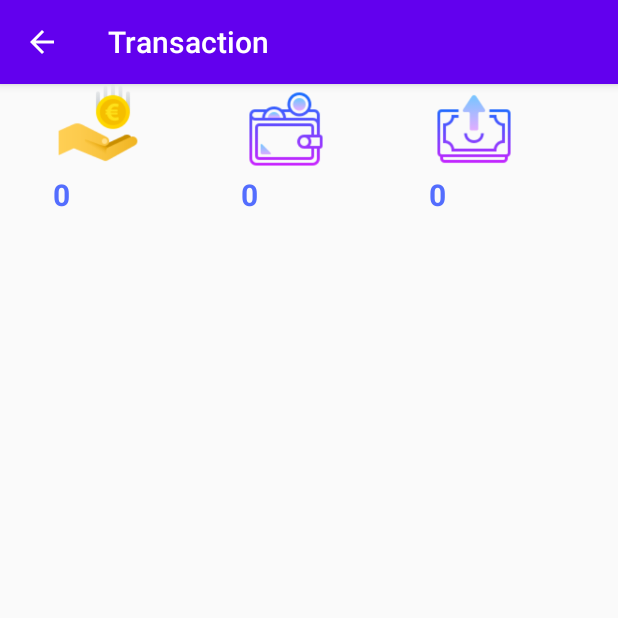
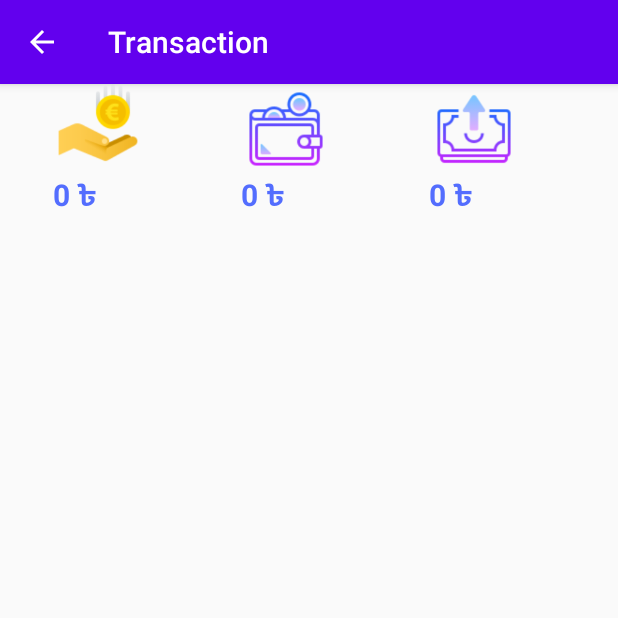
Before and after one commit to Tanvirul-swe/DairyfarmManagement, an Android app: the Incomes_Expenses screen opened directly, with no data from a screen before it, on a phone screen of 412 x 824 dp, the top half of it. Run offline under Robolectric (Android 15) with nearby library versions, the phone set to English and light mode, and no system bars; our stand-ins replace Firebase (no records; nobody signed in at launch, a user with empty details on screens opened directly).

Commit message:
Update present cash in tk.

```diff
--- a/app/src/main/java/com/example/dairyfarmmanagement/CustomAdapter.java
+++ b/app/src/main/java/com/example/dairyfarmmanagement/CustomAdapter.java
@@ -46,6 +46,7 @@ public class CustomAdapter extends ArrayAdapter<cowdata> {
         TextView t1 = view.findViewById(R.id.tag_textview);
         TextView t2 = view.findViewById(R.id.Breed_textview);
         TextView t3 = view.findViewById(R.id.gender_textview);
+        ImageView t4 = view.findViewById(R.id.cow_pic_id);
 
 
         t1.setText("Tag : "+cowdata1.getTag());
@@ -60,4 +61,5 @@ public class CustomAdapter extends ArrayAdapter<cowdata> {
 
 
 
+
 }
--- a/app/src/main/java/com/example/dairyfarmmanagement/Incomes_Expenses.java
+++ b/app/src/main/java/com/example/dairyfarmmanagement/Incomes_Expenses.java
@@ -9,6 +9,7 @@ import android.view.View;
 import android.widget.ArrayAdapter;
 import android.widget.ListView;
 import android.widget.TextView;
+import android.widget.Toast;
 
 import com.google.android.material.floatingactionbutton.FloatingActionButton;
 import com.google.firebase.database.DataSnapshot;
@@ -27,8 +28,8 @@ public class Incomes_Expenses extends AppCompatActivity {
       private Transection_Custom_Adapter adapter;
       private ListView listView1;
       private TextView income_amount,expense_textview,Cash_Textview;
-      public int i,sum=0,sum1=0,i1,a,b;
-      public String temp1,temp;
+      public int i,sum=0,sum1=0,i1,a=0,b=0;
+    private String temp1,temp,copy_income_sum,copy_expenses_sum;
       DatabaseReference databaseReference1,databaseReference2;
     @Override
     protected void onCreate(Bundle savedInstanceState) {
@@ -91,10 +92,14 @@ public class Incomes_Expenses extends AppCompatActivity {
 
               }
                 temp = Integer.toString(sum);
-               income_amount.setText(temp);
+                copy_income_sum = temp;
+
+               income_amount.setText(temp+" \u09F3");
+
               listView1.setAdapter(adapter);
-               a = Integer.parseInt(temp.replaceAll("[\\D]",""));
+
           }
+
 
           @Override
           public void onCancelled(@NonNull DatabaseError error) {
@@ -114,9 +119,15 @@ public class Incomes_Expenses extends AppCompatActivity {
                   sum1=sum1+i1;
               }
                temp1 = Integer.toString(sum1);
-              expense_textview.setText(temp1);
+              copy_expenses_sum=temp1;
+              expense_textview.setText(temp1+" \u09F3");
+              a = Integer.parseInt(copy_income_sum.replaceAll("[\\D]",""));
+              b = Integer.parseInt(copy_expenses_sum.replaceAll("[\\D]",""));
+              int cash = a-b;
+              Cash_Textview.setText(Integer.toString(cash)+" \u09F3");
+
               listView1.setAdapter(adapter);
-               b = Integer.parseInt(temp1.replaceAll("[\\D]",""));
+
 
           }
 
@@ -126,17 +137,22 @@ public class Incomes_Expenses extends AppCompatActivity {
           }
 
 
+
       });
 
 
-
-
-        int cash = b-a;
+/*
+       a = Integer.parseInt(copy_income_sum.replaceAll("[\\D]",""));
+       b = Integer.parseInt(copy_expenses_sum.replaceAll("[\\D]",""));
+        int cash = a-b;
         String temp3 = Integer.toString(cash);
         Cash_Textview.setText(temp3);
+
+ */
 
         super.onStart();
     }
 
 
+
 }
--- a/app/src/main/java/com/example/dairyfarmmanagement/List_of_cows.java
+++ b/app/src/main/java/com/example/dairyfarmmanagement/List_of_cows.java
@@ -99,7 +99,6 @@ public class List_of_cows extends AppCompatActivity {
                 {
                     cowdata cowdata2 = dataSnapshot1.getValue(cowdata.class);
                     cowdataList.add(cowdata2);
-                    Toasty.info(getApplicationContext(),""+cowdata2.getImagelink().toString(),Toast.LENGTH_LONG,true).show();
 
                 }
                 listView.setAdapter(customAdapter);
```
